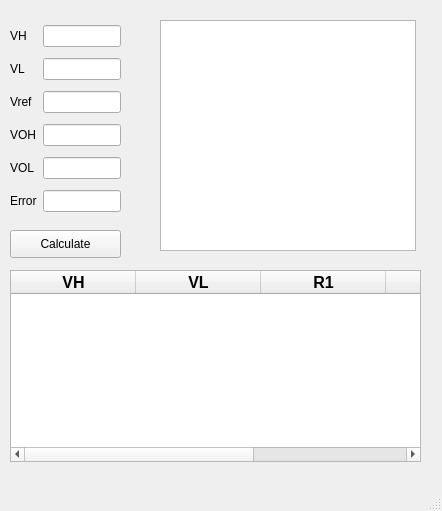
The window that main.ui (MasoudHD/Electron) describes before a commit, drawn with Qt 5.
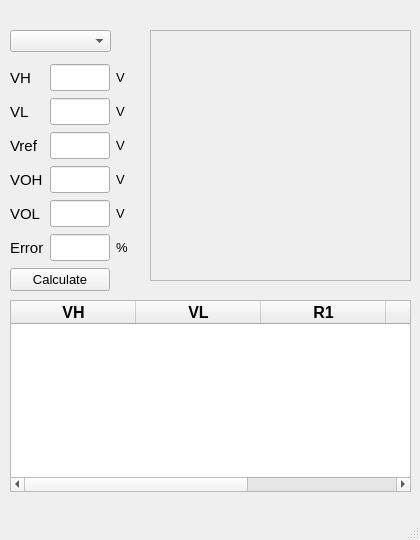
The same window after the commit.

Commit message: 20230305-0200 | Add picture, add combo-box, add msgBox, enhance table

```diff
--- a/main.ui
+++ b/main.ui
@@ -9,33 +9,20 @@
    <rect>
     <x>0</x>
     <y>0</y>
-    <width>442</width>
-    <height>511</height>
+    <width>420</width>
+    <height>540</height>
    </rect>
   </property>
   <property name="windowTitle">
    <string>MainWindow</string>
   </property>
   <widget class="QWidget" name="centralwidget">
-   <widget class="QPushButton" name="pushButton">
-    <property name="geometry">
-     <rect>
-      <x>10</x>
-      <y>230</y>
-      <width>111</width>
-      <height>28</height>
-     </rect>
-    </property>
-    <property name="text">
-     <string>Calculate</string>
-    </property>
-   </widget>
    <widget class="QTableWidget" name="tableWidget">
     <property name="geometry">
      <rect>
       <x>10</x>
-      <y>270</y>
-      <width>411</width>
+      <y>300</y>
+      <width>401</width>
       <height>192</height>
      </rect>
     </property>
@@ -133,85 +120,357 @@
      </property>
     </column>
    </widget>
-   <widget class="QGraphicsView" name="graphicsView">
+   <widget class="QLabel" name="lblImg">
     <property name="geometry">
      <rect>
-      <x>160</x>
-      <y>20</y>
-      <width>256</width>
-      <height>231</height>
+      <x>150</x>
+      <y>30</y>
+      <width>261</width>
+      <height>251</height>
      </rect>
+    </property>
+    <property name="frameShape">
+     <enum>QFrame::StyledPanel</enum>
+    </property>
+    <property name="text">
+     <string/>
+    </property>
+    <property name="scaledContents">
+     <bool>true</bool>
+    </property>
+   </widget>
+   <widget class="QComboBox" name="cbStandards">
+    <property name="geometry">
+     <rect>
+      <x>10</x>
+      <y>30</y>
+      <width>101</width>
+      <height>22</height>
+     </rect>
+    </property>
+    <property name="font">
+     <font>
+      <pointsize>10</pointsize>
+     </font>
     </property>
    </widget>
    <widget class="QWidget" name="">
     <property name="geometry">
      <rect>
       <x>10</x>
-      <y>20</y>
-      <width>111</width>
-      <height>201</height>
+      <y>63</y>
+      <width>131</width>
+      <height>231</height>
      </rect>
     </property>
     <layout class="QGridLayout" name="gridLayout">
      <item row="0" column="0">
       <widget class="QLabel" name="label">
+       <property name="maximumSize">
+        <size>
+         <width>40</width>
+         <height>16777215</height>
+        </size>
+       </property>
+       <property name="font">
+        <font>
+         <pointsize>11</pointsize>
+        </font>
+       </property>
        <property name="text">
         <string>VH</string>
        </property>
       </widget>
      </item>
      <item row="0" column="1">
-      <widget class="QLineEdit" name="etVh"/>
+      <widget class="QLineEdit" name="etVh">
+       <property name="sizePolicy">
+        <sizepolicy hsizetype="Preferred" vsizetype="Fixed">
+         <horstretch>0</horstretch>
+         <verstretch>0</verstretch>
+        </sizepolicy>
+       </property>
+       <property name="maximumSize">
+        <size>
+         <width>60</width>
+         <height>16777215</height>
+        </size>
+       </property>
+       <property name="font">
+        <font>
+         <pointsize>12</pointsize>
+        </font>
+       </property>
+       <property name="text">
+        <string/>
+       </property>
+      </widget>
+     </item>
+     <item row="0" column="2">
+      <widget class="QLabel" name="label_7">
+       <property name="font">
+        <font>
+         <pointsize>10</pointsize>
+        </font>
+       </property>
+       <property name="text">
+        <string>V</string>
+       </property>
+      </widget>
      </item>
      <item row="1" column="0">
       <widget class="QLabel" name="label_2">
+       <property name="maximumSize">
+        <size>
+         <width>40</width>
+         <height>16777215</height>
+        </size>
+       </property>
+       <property name="font">
+        <font>
+         <pointsize>11</pointsize>
+        </font>
+       </property>
        <property name="text">
         <string>VL</string>
        </property>
       </widget>
      </item>
      <item row="1" column="1">
-      <widget class="QLineEdit" name="etVl"/>
+      <widget class="QLineEdit" name="etVl">
+       <property name="maximumSize">
+        <size>
+         <width>60</width>
+         <height>16777215</height>
+        </size>
+       </property>
+       <property name="font">
+        <font>
+         <pointsize>12</pointsize>
+        </font>
+       </property>
+       <property name="text">
+        <string/>
+       </property>
+      </widget>
+     </item>
+     <item row="1" column="2">
+      <widget class="QLabel" name="label_8">
+       <property name="font">
+        <font>
+         <pointsize>10</pointsize>
+        </font>
+       </property>
+       <property name="text">
+        <string>V</string>
+       </property>
+      </widget>
      </item>
      <item row="2" column="0">
       <widget class="QLabel" name="label_3">
+       <property name="maximumSize">
+        <size>
+         <width>40</width>
+         <height>16777215</height>
+        </size>
+       </property>
+       <property name="font">
+        <font>
+         <pointsize>11</pointsize>
+        </font>
+       </property>
        <property name="text">
         <string>Vref</string>
        </property>
       </widget>
      </item>
      <item row="2" column="1">
-      <widget class="QLineEdit" name="etVref"/>
+      <widget class="QLineEdit" name="etVref">
+       <property name="maximumSize">
+        <size>
+         <width>60</width>
+         <height>16777215</height>
+        </size>
+       </property>
+       <property name="font">
+        <font>
+         <pointsize>12</pointsize>
+        </font>
+       </property>
+       <property name="text">
+        <string/>
+       </property>
+      </widget>
+     </item>
+     <item row="2" column="2">
+      <widget class="QLabel" name="label_9">
+       <property name="font">
+        <font>
+         <pointsize>10</pointsize>
+        </font>
+       </property>
+       <property name="text">
+        <string>V</string>
+       </property>
+      </widget>
      </item>
      <item row="3" column="0">
       <widget class="QLabel" name="label_4">
+       <property name="maximumSize">
+        <size>
+         <width>40</width>
+         <height>16777215</height>
+        </size>
+       </property>
+       <property name="font">
+        <font>
+         <pointsize>11</pointsize>
+        </font>
+       </property>
        <property name="text">
         <string>VOH</string>
        </property>
       </widget>
      </item>
      <item row="3" column="1">
-      <widget class="QLineEdit" name="etVoh"/>
+      <widget class="QLineEdit" name="etVoh">
+       <property name="maximumSize">
+        <size>
+         <width>60</width>
+         <height>16777215</height>
+        </size>
+       </property>
+       <property name="font">
+        <font>
+         <pointsize>12</pointsize>
+        </font>
+       </property>
+       <property name="text">
+        <string/>
+       </property>
+      </widget>
+     </item>
+     <item row="3" column="2">
+      <widget class="QLabel" name="label_10">
+       <property name="font">
+        <font>
+         <pointsize>10</pointsize>
+        </font>
+       </property>
+       <property name="text">
+        <string>V</string>
+       </property>
+      </widget>
      </item>
      <item row="4" column="0">
       <widget class="QLabel" name="label_5">
+       <property name="maximumSize">
+        <size>
+         <width>40</width>
+         <height>16777215</height>
+        </size>
+       </property>
+       <property name="font">
+        <font>
+         <pointsize>11</pointsize>
+        </font>
+       </property>
        <property name="text">
         <string>VOL</string>
        </property>
       </widget>
      </item>
      <item row="4" column="1">
-      <widget class="QLineEdit" name="etVol"/>
+      <widget class="QLineEdit" name="etVol">
+       <property name="maximumSize">
+        <size>
+         <width>60</width>
+         <height>16777215</height>
+        </size>
+       </property>
+       <property name="font">
+        <font>
+         <pointsize>12</pointsize>
+        </font>
+       </property>
+       <property name="text">
+        <string/>
+       </property>
+      </widget>
+     </item>
+     <item row="4" column="2">
+      <widget class="QLabel" name="label_11">
+       <property name="font">
+        <font>
+         <pointsize>10</pointsize>
+        </font>
+       </property>
+       <property name="text">
+        <string>V</string>
+       </property>
+      </widget>
      </item>
      <item row="5" column="0">
       <widget class="QLabel" name="label_6">
+       <property name="maximumSize">
+        <size>
+         <width>40</width>
+         <height>16777215</height>
+        </size>
+       </property>
+       <property name="font">
+        <font>
+         <pointsize>11</pointsize>
+        </font>
+       </property>
        <property name="text">
         <string>Error</string>
        </property>
       </widget>
      </item>
      <item row="5" column="1">
-      <widget class="QLineEdit" name="etError"/>
+      <widget class="QLineEdit" name="etError">
+       <property name="maximumSize">
+        <size>
+         <width>60</width>
+         <height>16777215</height>
+        </size>
+       </property>
+       <property name="font">
+        <font>
+         <pointsize>12</pointsize>
+        </font>
+       </property>
+       <property name="text">
+        <string/>
+       </property>
+      </widget>
+     </item>
+     <item row="5" column="2">
+      <widget class="QLabel" name="label_12">
+       <property name="font">
+        <font>
+         <pointsize>10</pointsize>
+        </font>
+       </property>
+       <property name="text">
+        <string>%</string>
+       </property>
+      </widget>
+     </item>
+     <item row="6" column="0" colspan="2">
+      <widget class="QPushButton" name="pushButton">
+       <property name="font">
+        <font>
+         <pointsize>10</pointsize>
+         <weight>50</weight>
+         <bold>false</bold>
+        </font>
+       </property>
+       <property name="text">
+        <string>Calculate</string>
+       </property>
+      </widget>
      </item>
     </layout>
    </widget>
```
Left out of the diff: 2 changed lines with no effect on the pictures. The commit also changes 4 other files.
